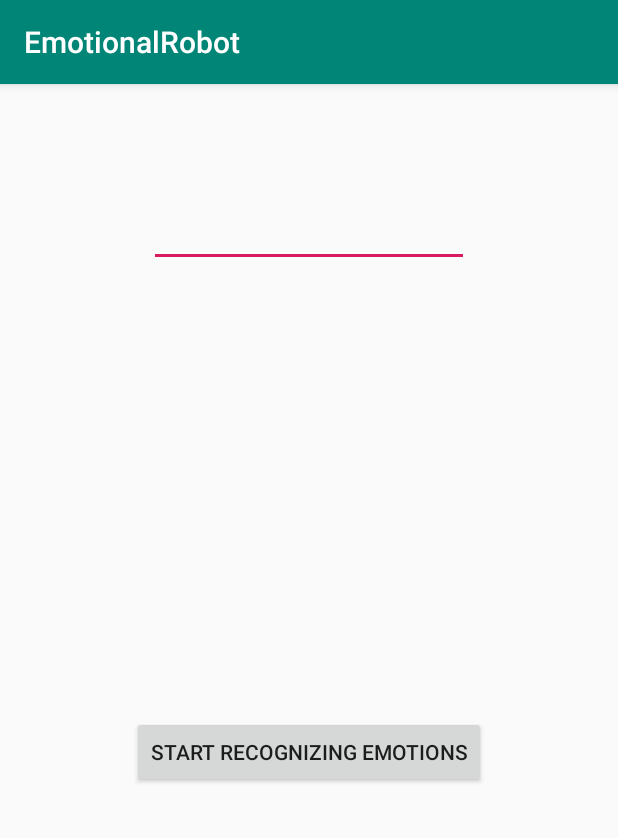
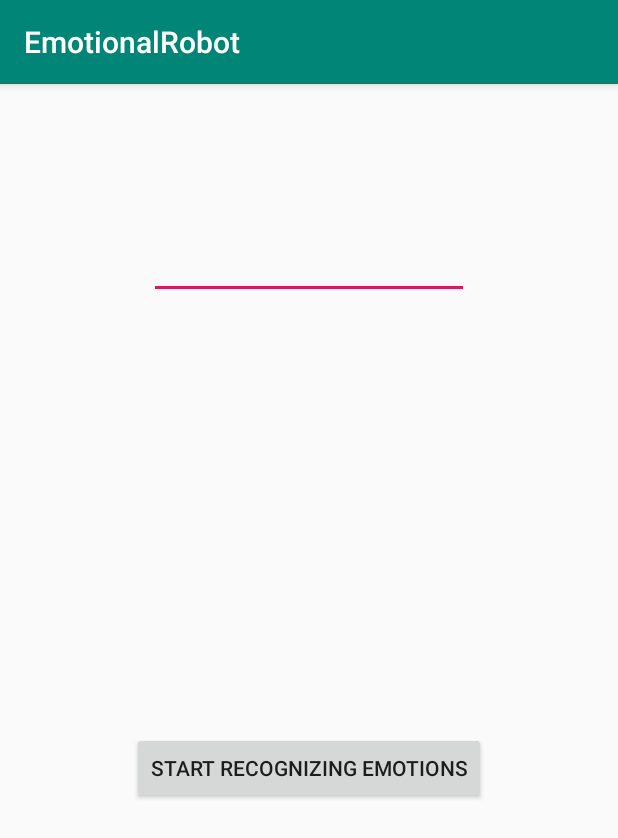
Before and after one commit to JuliaDutkiewicz/EmotionalRobot, an Android app: the screen it shows after launch (MainActivity), on a phone screen of 412 x 824 dp. Shown: the top 838 px of the screen. Run offline under Robolectric (Android 15) with nearby library versions, the phone set to English and light mode, and no system bars; libraries missing offline, so code that uses them is left out: org.tensorflow.lite; network calls fail.

Commit message:
Corrected issues after merging.

```diff
--- a/app/build.gradle
+++ b/app/build.gradle
@@ -4,7 +4,7 @@ android {
     compileSdkVersion 28
     defaultConfig {
         applicationId "pl.edu.agh.emotionalrobot"
-        minSdkVersion 22
+        minSdkVersion 19
         targetSdkVersion 28
         versionCode 1
         versionName "1.0"
--- a/app/src/main/AndroidManifest.xml
+++ b/app/src/main/AndroidManifest.xml
@@ -26,7 +26,7 @@
 
                 <category android:name="android.intent.category.LAUNCHER" />
             </intent-filter>
-        </activity>/>
+        </activity>
         <service android:name="org.eclipse.paho.android.service.MqttService" />
     </application>
 
--- a/app/src/main/res/layout/activity_main.xml
+++ b/app/src/main/res/layout/activity_main.xml
@@ -22,11 +22,12 @@
         android:id="@+id/interval"
         android:layout_width="wrap_content"
         android:layout_height="wrap_content"
+        android:layout_marginTop="32dp"
         android:ems="10"
         android:inputType="numberDecimal"
         app:layout_constraintBottom_toTopOf="@+id/button"
         app:layout_constraintEnd_toEndOf="parent"
         app:layout_constraintStart_toStartOf="parent"
         app:layout_constraintTop_toTopOf="parent"
-        app:layout_constraintVertical_bias="0.23000002" />
+        app:layout_constraintVertical_bias="0.24000002" />
 </android.support.constraint.ConstraintLayout>
```
Also changed, not shown: app/src/main/java/pl/edu/agh/emotionalrobot/EmotionDataGatherer.java (+3 -8 lines).
